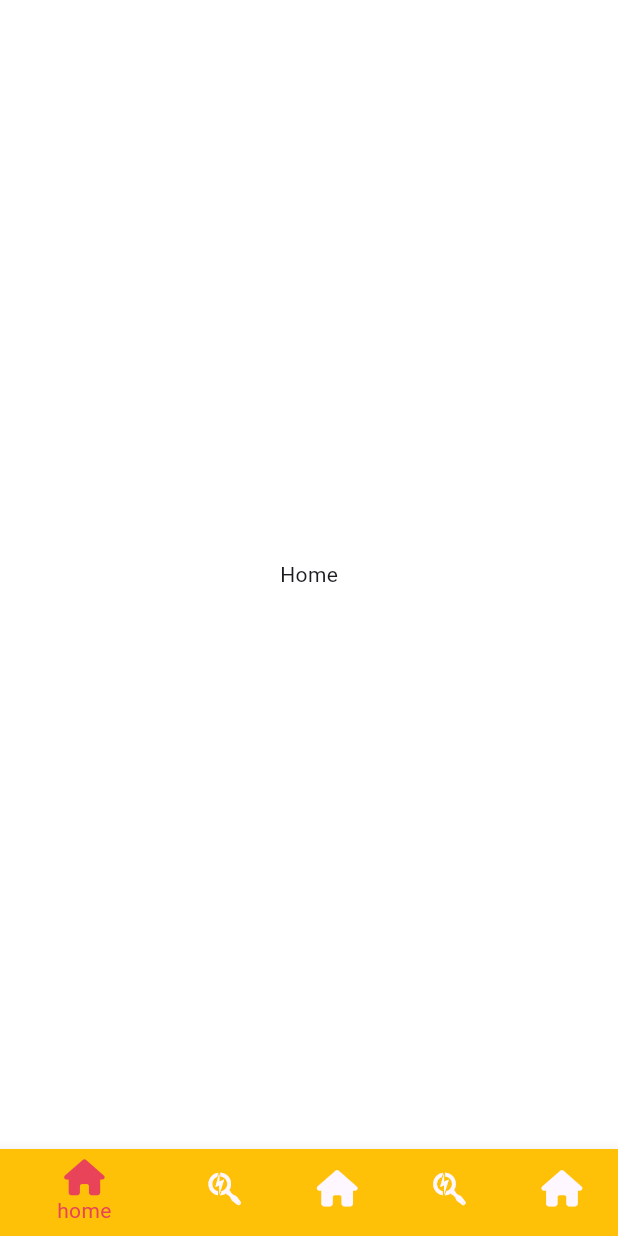
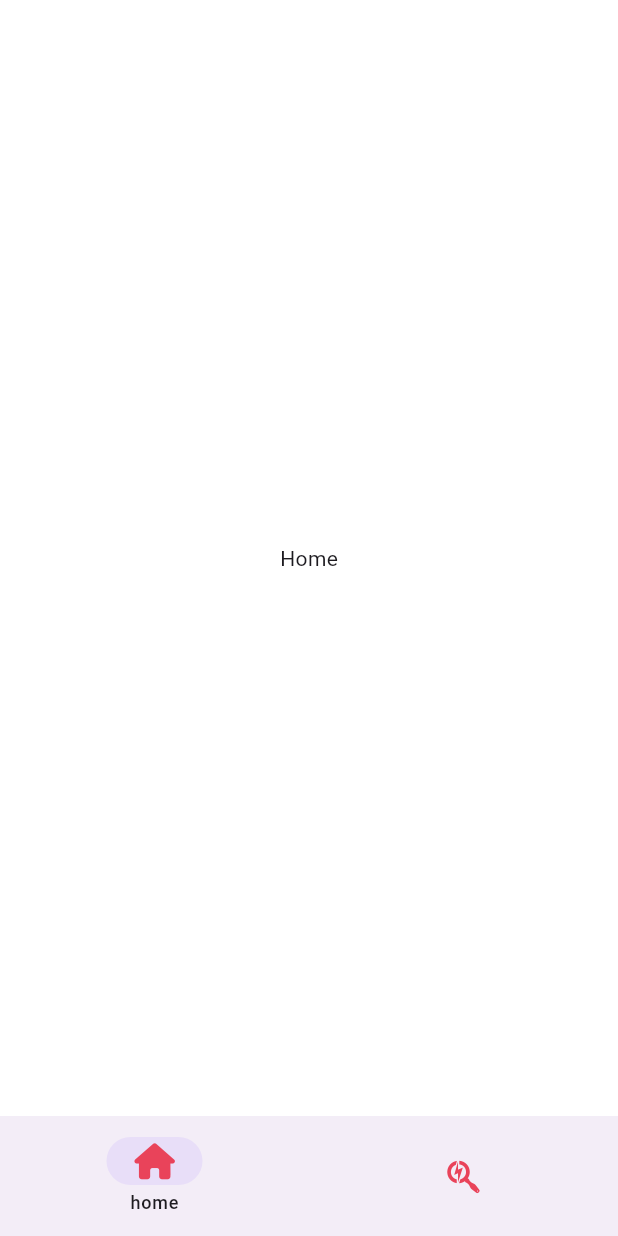
Before and after one commit to wjdgusdn1223/tiktok_clone, a Flutter app: the screen it shows after launch, on a phone screen of 412 x 824 dp. Run offline on Flutter 3.47's test engine with Material 3 defaults, Android fonts, the phone set to English and light mode, and no system bars; our stand-ins replace font_awesome_flutter.

Commit message:
navigation feature second commit

```diff
--- a/lib/features/main_navigation/main_navigation_screen.dart
+++ b/lib/features/main_navigation/main_navigation_screen.dart
@@ -39,40 +39,24 @@ class _MainNavigationScreenState extends State<MainNavigationScreen> {
   Widget build(BuildContext context) {
     return Scaffold(
       body: _screens[_selectedIndex],
-      bottomNavigationBar: BottomNavigationBar(
-        onTap: _onTap,
-        type: BottomNavigationBarType.shifting,
-        currentIndex: _selectedIndex,
-        selectedItemColor: Theme.of(context).primaryColor,
-        items: const [
-          BottomNavigationBarItem(
-            icon: FaIcon(FontAwesomeIcons.house),
+      bottomNavigationBar: NavigationBar(
+        labelBehavior: NavigationDestinationLabelBehavior.onlyShowSelected,
+        selectedIndex: _selectedIndex,
+        onDestinationSelected: _onTap,
+        destinations: [
+          NavigationDestination(
+            icon: FaIcon(
+              FontAwesomeIcons.house,
+              color: Theme.of(context).primaryColor,
+            ),
             label: 'home',
-            tooltip: 'what are you?',
-            backgroundColor: Colors.amber,
           ),
-          BottomNavigationBarItem(
-            icon: FaIcon(FontAwesomeIcons.searchengin),
+          NavigationDestination(
+            icon: FaIcon(
+              FontAwesomeIcons.searchengin,
+              color: Theme.of(context).primaryColor,
+            ),
             label: 'search',
-            tooltip: 'what are you?',
-            backgroundColor: Colors.blue,
-          ),
-          BottomNavigationBarItem(
-              icon: FaIcon(FontAwesomeIcons.house),
-              label: 'home',
-              tooltip: 'what are you?',
-              backgroundColor: Colors.pink),
-          BottomNavigationBarItem(
-            icon: FaIcon(FontAwesomeIcons.searchengin),
-            label: 'search',
-            tooltip: 'what are you?',
-            backgroundColor: Colors.yellow,
-          ),
-          BottomNavigationBarItem(
-            icon: FaIcon(FontAwesomeIcons.house),
-            label: 'home',
-            tooltip: 'what are you?',
-            backgroundColor: Colors.teal,
           ),
         ],
       ),
```
